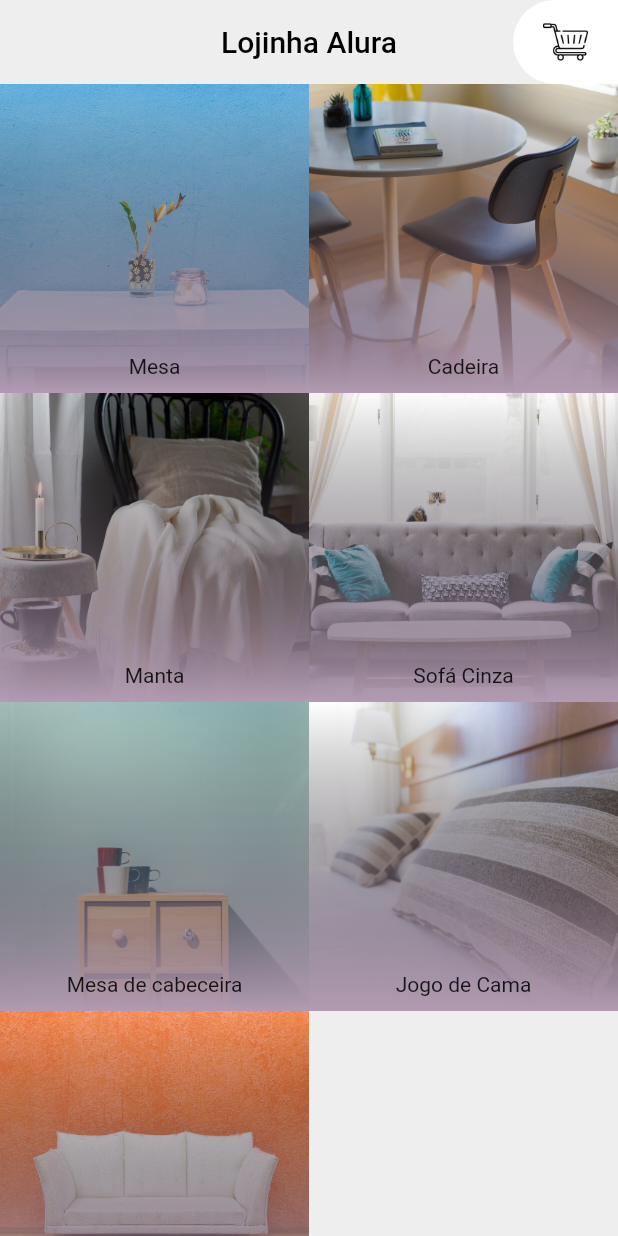
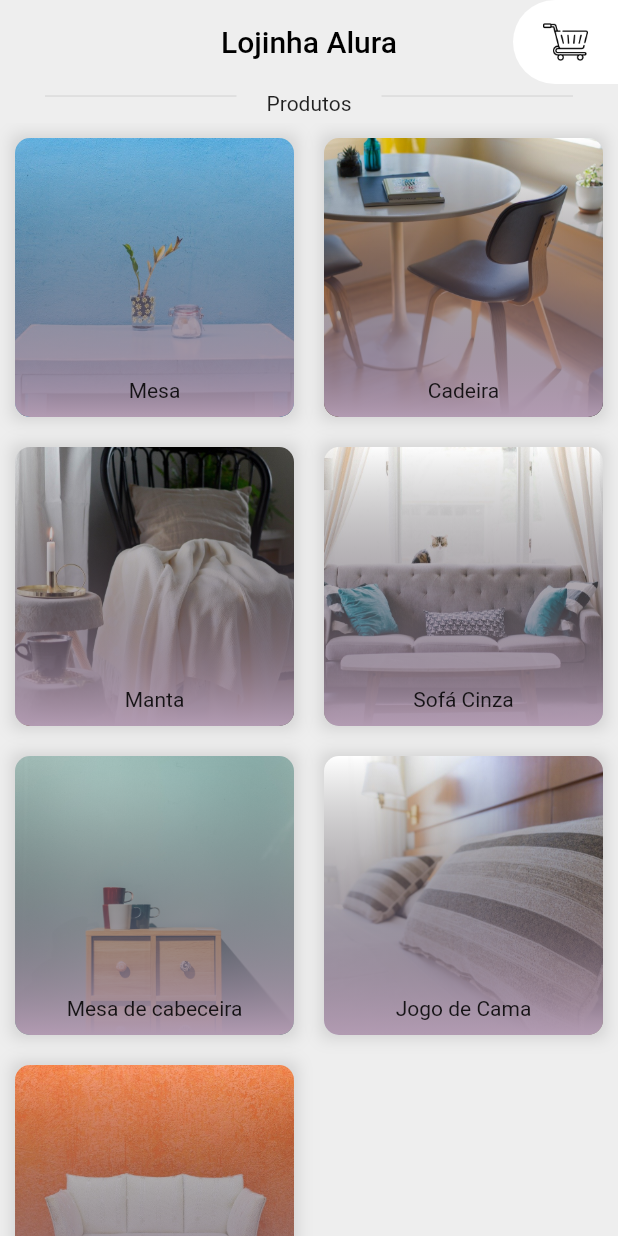
Before and after one commit to icarosolon/flutter-lojinha, a Flutter app: the screen it shows after launch, on a phone screen of 412 x 824 dp. Run offline on Flutter 3.47's test engine with Material 2 defaults, Android fonts, the phone set to English and light mode, and no system bars; missing offline and left inert: dart:ffi.

Commit message:
04 - Ajustes da Home

```diff
--- a/lib/main.dart
+++ b/lib/main.dart
@@ -84,7 +84,28 @@ class Inicio extends StatelessWidget {
     return Scaffold(
       backgroundColor: Colors.grey[200],
       appBar: AppBarCustomizada(titulo: 'Lojinha Alura', ehCarrinho: false),
-      body:GridProdutos(moveis: moveis,)
+      body:Column(
+        children: [
+          Row(
+            children: [
+              Expanded(
+                  child: Container(
+                      margin: EdgeInsets.only(left: 30, right: 20, bottom: 10),
+                      child: Divider())
+              ),
+              Text('Produtos'),
+              Expanded(
+                  child: Container(
+                    margin: EdgeInsets.only(left: 20, right: 30,bottom: 10),
+                      child: Divider())
+              ),
+            ],
+          ),
+          Flexible(
+              child: GridProdutos(moveis: moveis)
+          ),
+        ],
+      )
     );
   }
 }
--- a/lib/widgets/elemento_grid_produtos.dart
+++ b/lib/widgets/elemento_grid_produtos.dart
@@ -9,7 +9,20 @@ class ElementoGridProdutos extends StatelessWidget {
   ElementoGridProdutos({required this.movel});
   @override
   Widget build(BuildContext context) {
-    return Stack(
+    return Container(
+      decoration: BoxDecoration(
+        boxShadow: [
+          BoxShadow(
+            spreadRadius: 2,
+            blurRadius: 8,
+            color: Colors.black12
+          )
+        ]
+      ),
+      margin: EdgeInsets.all(10),
+      child: ClipRRect(
+        borderRadius: BorderRadius.circular(10),
+        child: Stack(
           alignment: Alignment.bottomCenter,
           children: [
             ImagemElementoGridProdutos(
@@ -18,6 +31,8 @@ class ElementoGridProdutos extends StatelessWidget {
             DegradeGridProdutos(),
             TituloElementoProdutos(titulo: this.movel.titulo),
           ],
+        ),
+      ),
     ) ;
 
   }
```
Lines whose indentation alone changed are shown as unchanged.
